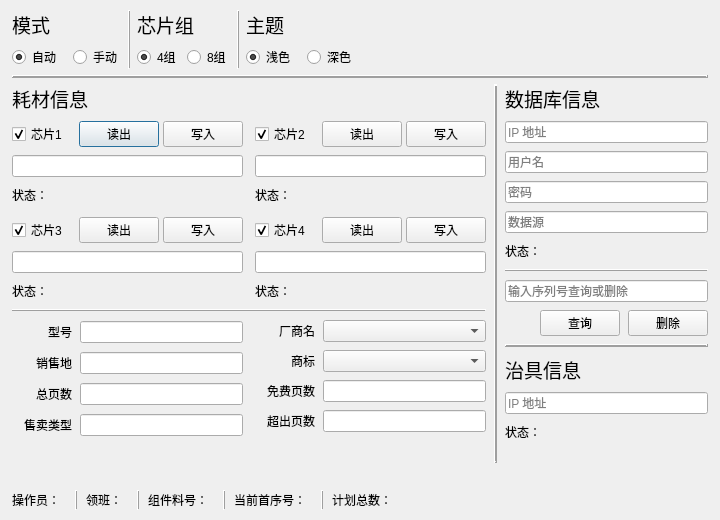
Before: the Qt Designer form maindialog.ui in yslinux86/supplywriter_factory, drawn with Qt 5.
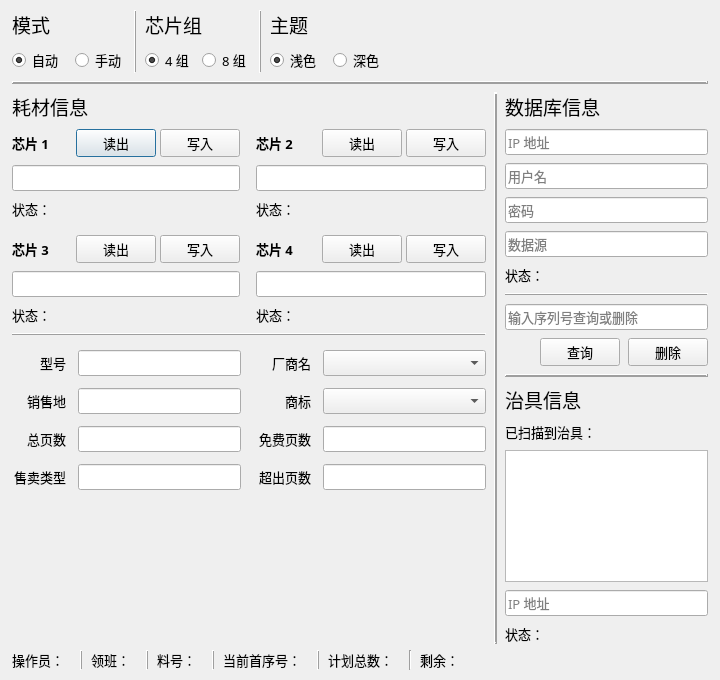
After: the same form once the commit is applied.

The edit to the form file:
```diff
--- a/maindialog.ui
+++ b/maindialog.ui
@@ -7,7 +7,7 @@
     <x>0</x>
     <y>0</y>
     <width>720</width>
-    <height>520</height>
+    <height>680</height>
    </rect>
   </property>
   <property name="minimumSize">
@@ -16,6 +16,12 @@
     <height>0</height>
    </size>
   </property>
+  <property name="font">
+   <font>
+    <family>微软雅黑</family>
+    <pointsize>10</pointsize>
+   </font>
+  </property>
   <property name="windowTitle">
    <string>耗材信息写入工具</string>
   </property>
@@ -37,7 +43,7 @@
      <item>
       <layout class="QVBoxLayout" name="verticalLayout_2" stretch="0,0,0,0">
        <property name="spacing">
-        <number>6</number>
+        <number>8</number>
        </property>
        <property name="bottomMargin">
         <number>0</number>
@@ -52,6 +58,9 @@
          </property>
          <item>
           <layout class="QVBoxLayout" name="verticalLayout_3">
+           <property name="spacing">
+            <number>8</number>
+           </property>
            <property name="bottomMargin">
             <number>0</number>
            </property>
@@ -59,7 +68,7 @@
             <widget class="QLabel" name="label_24">
              <property name="font">
               <font>
-               <family>Microsoft YaHei UI</family>
+               <family>微软雅黑</family>
                <pointsize>14</pointsize>
               </font>
              </property>
@@ -78,6 +87,12 @@
              </property>
              <item>
               <widget class="QRadioButton" name="ChooseAuto">
+               <property name="font">
+                <font>
+                 <family>微软雅黑</family>
+                 <pointsize>10</pointsize>
+                </font>
+               </property>
                <property name="toolTip">
                 <string>适用于批量自动化写入芯片的场景</string>
                </property>
@@ -94,6 +109,12 @@
              </item>
              <item>
               <widget class="QRadioButton" name="ChooseManual">
+               <property name="font">
+                <font>
+                 <family>微软雅黑</family>
+                 <pointsize>10</pointsize>
+                </font>
+               </property>
                <property name="toolTip">
                 <string>适用于单独写入个别芯片的场景</string>
                </property>
@@ -116,6 +137,8 @@
           <widget class="Line" name="line">
            <property name="font">
             <font>
+             <family>微软雅黑</family>
+             <pointsize>10</pointsize>
              <stylestrategy>NoAntialias</stylestrategy>
              <kerning>false</kerning>
             </font>
@@ -133,6 +156,9 @@
          </item>
          <item>
           <layout class="QVBoxLayout" name="verticalLayout_17">
+           <property name="spacing">
+            <number>8</number>
+           </property>
            <property name="rightMargin">
             <number>0</number>
            </property>
@@ -140,7 +166,7 @@
             <widget class="QLabel" name="label_13">
              <property name="font">
               <font>
-               <family>Microsoft YaHei UI</family>
+               <family>微软雅黑</family>
                <pointsize>14</pointsize>
               </font>
              </property>
@@ -153,8 +179,14 @@
             <layout class="QHBoxLayout" name="horizontalLayout_4">
              <item>
               <widget class="QRadioButton" name="FourChips">
+               <property name="font">
+                <font>
+                 <family>微软雅黑</family>
+                 <pointsize>10</pointsize>
+                </font>
+               </property>
                <property name="text">
-                <string>4组</string>
+                <string>4 组</string>
                </property>
                <property name="checked">
                 <bool>true</bool>
@@ -166,8 +198,14 @@
              </item>
              <item>
               <widget class="QRadioButton" name="EightChips">
+               <property name="font">
+                <font>
+                 <family>微软雅黑</family>
+                 <pointsize>10</pointsize>
+                </font>
+               </property>
                <property name="text">
-                <string>8组</string>
+                <string>8 组</string>
                </property>
                <property name="checked">
                 <bool>false</bool>
@@ -185,6 +223,8 @@
           <widget class="Line" name="line_5">
            <property name="font">
             <font>
+             <family>微软雅黑</family>
+             <pointsize>10</pointsize>
              <stylestrategy>NoAntialias</stylestrategy>
              <kerning>false</kerning>
             </font>
@@ -202,6 +242,9 @@
          </item>
          <item>
           <layout class="QVBoxLayout" name="verticalLayout_6">
+           <property name="spacing">
+            <number>8</number>
+           </property>
            <property name="bottomMargin">
             <number>0</number>
            </property>
@@ -209,7 +252,7 @@
             <widget class="QLabel" name="label_25">
              <property name="font">
               <font>
-               <family>Microsoft YaHei UI</family>
+               <family>微软雅黑</family>
                <pointsize>14</pointsize>
               </font>
              </property>
@@ -228,6 +271,12 @@
              </property>
              <item>
               <widget class="QRadioButton" name="ChooseLight">
+               <property name="font">
+                <font>
+                 <family>微软雅黑</family>
+                 <pointsize>10</pointsize>
+                </font>
+               </property>
                <property name="text">
                 <string>浅色</string>
                </property>
@@ -241,6 +290,12 @@
              </item>
              <item>
               <widget class="QRadioButton" name="ChooseDeep">
+               <property name="font">
+                <font>
+                 <family>微软雅黑</family>
+                 <pointsize>10</pointsize>
+                </font>
+               </property>
                <property name="text">
                 <string>深色</string>
                </property>
@@ -272,6 +327,8 @@
         <widget class="Line" name="line_3">
          <property name="font">
           <font>
+           <family>微软雅黑</family>
+           <pointsize>10</pointsize>
            <stylestrategy>NoAntialias</stylestrategy>
            <kerning>false</kerning>
           </font>
@@ -297,7 +354,15 @@
          </property>
          <item>
           <layout class="QVBoxLayout" name="verticalLayout_15">
+           <property name="spacing">
+            <number>8</number>
+           </property>
            <property name="bottomMargin">
+            <number>0</number>
+           </property>
+           <item>
+            <layout class="QHBoxLayout" name="horizontalLayout_25">
+             <property name="topMargin">
             <number>0</number>
            </property>
            <item>
@@ -316,6 +381,21 @@
             </widget>
            </item>
            <item>
+              <spacer name="horizontalSpacer_14">
+               <property name="orientation">
+                <enum>Qt::Horizontal</enum>
+               </property>
+               <property name="sizeHint" stdset="0">
+                <size>
+                 <width>40</width>
+                 <height>20</height>
+                </size>
+               </property>
+              </spacer>
+             </item>
+            </layout>
+           </item>
+           <item>
             <layout class="QGridLayout" name="gridLayout" rowstretch="0,0,0" columnstretch="0,0">
              <property name="leftMargin">
               <number>0</number>
@@ -327,7 +407,7 @@
               <number>0</number>
              </property>
              <property name="spacing">
-              <number>12</number>
+              <number>16</number>
              </property>
              <item row="1" column="0">
               <layout class="QVBoxLayout" name="verticalLayout_4">
@@ -346,12 +426,17 @@
                   <number>0</number>
                  </property>
                  <item>
-                  <widget class="QCheckBox" name="CheckChip1">
-                   <property name="text">
-                    <string>芯片1</string>
+                  <widget class="QLabel" name="label_27">
+                   <property name="font">
+                    <font>
+                     <family>微软雅黑</family>
+                     <pointsize>10</pointsize>
+                     <weight>75</weight>
+                     <bold>true</bold>
+                    </font>
                    </property>
-                   <property name="checked">
-                    <bool>true</bool>
+                   <property name="text">
+                    <string>芯片 1</string>
                    </property>
                   </widget>
                  </item>
@@ -386,6 +471,12 @@
                </item>
                <item>
                 <widget class="QLineEdit" name="Chip1SerialNo">
+                 <property name="font">
+                  <font>
+                   <family>微软雅黑</family>
+                   <pointsize>10</pointsize>
+                  </font>
+                 </property>
                  <property name="maxLength">
                   <number>32</number>
                  </property>
@@ -407,6 +498,12 @@
                  </property>
                  <item>
                   <widget class="QLabel" name="label_14">
+                   <property name="font">
+                    <font>
+                     <family>微软雅黑</family>
+                     <pointsize>10</pointsize>
+                    </font>
+                   </property>
                    <property name="text">
                     <string>状态：</string>
                    </property>
@@ -414,6 +511,12 @@
                  </item>
                  <item>
                   <widget class="QLabel" name="booth1state">
+                   <property name="font">
+                    <font>
+                     <family>微软雅黑</family>
+                     <pointsize>10</pointsize>
+                    </font>
+                   </property>
                    <property name="text">
                     <string/>
                    </property>
@@ -450,12 +553,17 @@
                   <number>0</number>
                  </property>
                  <item>
-                  <widget class="QCheckBox" name="CheckChip2">
-                   <property name="text">
-                    <string>芯片2</string>
+                  <widget class="QLabel" name="label_30">
+                   <property name="font">
+                    <font>
+                     <family>微软雅黑</family>
+                     <pointsize>10</pointsize>
+                     <weight>75</weight>
+                     <bold>true</bold>
+                    </font>
                    </property>
-                   <property name="checked">
-                    <bool>true</bool>
+                   <property name="text">
+                    <string>芯片 2</string>
                    </property>
                   </widget>
                  </item>
@@ -490,6 +598,12 @@
                </item>
                <item>
                 <widget class="QLineEdit" name="Chip2SerialNo">
+                 <property name="font">
+                  <font>
+                   <family>微软雅黑</family>
+                   <pointsize>10</pointsize>
+                  </font>
+                 </property>
                  <property name="maxLength">
                   <number>32</number>
                  </property>
@@ -511,6 +625,12 @@
                  </property>
                  <item>
                   <widget class="QLabel" name="label_15">
+                   <property name="font">
+                    <font>
+                     <family>微软雅黑</family>
+                     <pointsize>10</pointsize>
+                    </font>
+                   </property>
                    <property name="text">
                     <string>状态：</string>
                    </property>
@@ -518,6 +638,12 @@
                  </item>
                  <item>
                   <widget class="QLabel" name="booth2state">
+                   <property name="font">
+                    <font>
+                     <family>微软雅黑</family>
+                     <pointsize>10</pointsize>
+                    </font>
+                   </property>
                    <property name="text">
                     <string/>
                    </property>
@@ -557,12 +683,17 @@
                   <number>0</number>
                  </property>
                  <item>
-                  <widget class="QCheckBox" name="CheckChip3">
-                   <property name="text">
-                    <string>芯片3</string>
+                  <widget class="QLabel" name="label_28">
+                   <property name="font">
+                    <font>
+                     <family>微软雅黑</family>
+                     <pointsize>10</pointsize>
+                     <weight>75</weight>
+                     <bold>true</bold>
+                    </font>
                    </property>
-                   <property name="checked">
-                    <bool>true</bool>
+                   <property name="text">
+                    <string>芯片 3</string>
                    </property>
                   </widget>
                  </item>
@@ -597,6 +728,12 @@
                </item>
                <item>
                 <widget class="QLineEdit" name="Chip3SerialNo">
+                 <property name="font">
+                  <font>
+                   <family>微软雅黑</family>
+                   <pointsize>10</pointsize>
+                  </font>
+                 </property>
                  <property name="maxLength">
                   <number>32</number>
                  </property>
@@ -618,6 +755,12 @@
                  </property>
                  <item>
                   <widget class="QLabel" name="label_16">
+                   <property name="font">
+                    <font>
+                     <family>微软雅黑</family>
+                     <pointsize>10</pointsize>
+                    </font>
+                   </property>
                    <property name="text">
                     <string>状态：</string>
                    </property>
@@ -625,6 +768,12 @@
                  </item>
                  <item>
                   <widget class="QLabel" name="booth3state">
+                   <property name="font">
+                    <font>
+                     <family>微软雅黑</family>
+                     <pointsize>10</pointsize>
+                    </font>
+                   </property>
                    <property name="text">
                     <string/>
                    </property>
@@ -661,12 +810,17 @@
                   <number>0</number>
                  </property>
                  <item>
-                  <widget class="QCheckBox" name="CheckChip4">
-                   <property name="text">
-                    <string>芯片4</string>
+                  <widget class="QLabel" name="label_29">
+                   <property name="font">
+                    <font>
+                     <family>微软雅黑</family>
+                     <pointsize>10</pointsize>
+                     <weight>75</weight>
+                     <bold>true</bold>
+                    </font>
                    </property>
-                   <property name="checked">
-                    <bool>true</bool>
+                   <property name="text">
+                    <string>芯片 4</string>
                    </property>
                   </widget>
                  </item>
@@ -701,6 +855,12 @@
                </item>
                <item>
                 <widget class="QLineEdit" name="Chip4SerialNo">
+                 <property name="font">
+                  <font>
+                   <family>微软雅黑</family>
+                   <pointsize>10</pointsize>
+                  </font>
+                 </property>
                  <property name="maxLength">
                   <number>32</number>
                  </property>
@@ -722,6 +882,12 @@
                  </property>
                  <item>
                   <widget class="QLabel" name="label_17">
+                   <property name="font">
+                    <font>
+                     <family>微软雅黑</family>
+                     <pointsize>10</pointsize>
+                    </font>
+                   </property>
                    <property name="text">
                     <string>状态：</string>
                    </property>
@@ -729,6 +895,12 @@
                  </item>
                  <item>
                   <widget class="QLabel" name="booth4state">
+                   <property name="font">
+                    <font>
+                     <family>微软雅黑</family>
+                     <pointsize>10</pointsize>
+                    </font>
+                   </property>
                    <property name="text">
                     <string/>
                    </property>
@@ -757,6 +929,8 @@
             <widget class="Line" name="line_6">
              <property name="font">
               <font>
+               <family>微软雅黑</family>
+               <pointsize>10</pointsize>
                <stylestrategy>NoAntialias</stylestrategy>
                <kerning>false</kerning>
               </font>
@@ -772,7 +946,7 @@
            <item>
             <layout class="QHBoxLayout" name="horizontalLayout_3" stretch="1,1">
              <property name="spacing">
-              <number>12</number>
+              <number>16</number>
              </property>
              <property name="topMargin">
               <number>0</number>
@@ -786,19 +960,28 @@
              <item>
               <layout class="QGridLayout" name="gridLayout_3" columnstretch="1,3">
                <property name="leftMargin">
+                <number>0</number>
+               </property>
+               <property name="topMargin">
                 <number>6</number>
                </property>
                <property name="rightMargin">
                 <number>0</number>
                </property>
                <property name="bottomMargin">
-                <number>0</number>
+                <number>6</number>
                </property>
                <property name="spacing">
-                <number>8</number>
+                <number>12</number>
                </property>
                <item row="1" column="0">
                 <widget class="QLabel" name="label_4">
+                 <property name="font">
+                  <font>
+                   <family>微软雅黑</family>
+                   <pointsize>10</pointsize>
+                  </font>
+                 </property>
                  <property name="text">
                   <string>销售地</string>
                  </property>
@@ -809,6 +992,12 @@
                </item>
                <item row="2" column="0">
                 <widget class="QLabel" name="label_7">
+                 <property name="font">
+                  <font>
+                   <family>微软雅黑</family>
+                   <pointsize>10</pointsize>
+                  </font>
+                 </property>
                  <property name="text">
                   <string>总页数</string>
                  </property>
@@ -819,6 +1008,12 @@
                </item>
                <item row="1" column="1">
                 <widget class="QLineEdit" name="MarketingArea">
+                 <property name="font">
+                  <font>
+                   <family>微软雅黑</family>
+                   <pointsize>10</pointsize>
+                  </font>
+                 </property>
                  <property name="maxLength">
                   <number>8</number>
                  </property>
@@ -826,6 +1021,12 @@
                </item>
                <item row="0" column="1">
                 <widget class="QLineEdit" name="ChipModelID">
+                 <property name="font">
+                  <font>
+                   <family>微软雅黑</family>
+                   <pointsize>10</pointsize>
+                  </font>
+                 </property>
                  <property name="maxLength">
                   <number>16</number>
                  </property>
@@ -833,6 +1034,12 @@
                </item>
                <item row="0" column="0">
                 <widget class="QLabel" name="label_3">
+                 <property name="font">
+                  <font>
+                   <family>微软雅黑</family>
+                   <pointsize>10</pointsize>
+                  </font>
+                 </property>
                  <property name="text">
                   <string>型号</string>
                  </property>
@@ -843,6 +1050,12 @@
                </item>
                <item row="3" column="0">
                 <widget class="QLabel" name="label_8">
+                 <property name="font">
+                  <font>
+                   <family>微软雅黑</family>
+                   <pointsize>10</pointsize>
+                  </font>
+                 </property>
                  <property name="text">
                   <string>售卖类型</string>
                  </property>
@@ -853,6 +1066,12 @@
                </item>
                <item row="2" column="1">
                 <widget class="QLineEdit" name="TotalPages">
+                 <property name="font">
+                  <font>
+                   <family>微软雅黑</family>
+                   <pointsize>10</pointsize>
+                  </font>
+                 </property>
                  <property name="maxLength">
                   <number>8</number>
                  </property>
@@ -860,6 +1079,12 @@
                </item>
                <item row="3" column="1">
                 <widget class="QLineEdit" name="ChipType">
+                 <property name="font">
+                  <font>
+                   <family>微软雅黑</family>
+                   <pointsize>10</pointsize>
+                  </font>
+                 </property>
                  <property name="maxLength">
                   <number>4</number>
                  </property>
@@ -870,6 +1095,9 @@
              <item>
               <layout class="QGridLayout" name="gridLayout_2" columnstretch="1,3">
                <property name="leftMargin">
+                <number>0</number>
+               </property>
+               <property name="topMargin">
                 <number>6</number>
                </property>
                <property name="rightMargin">
@@ -879,10 +1107,16 @@
                 <number>6</number>
                </property>
                <property name="spacing">
-                <number>8</number>
+                <number>12</number>
                </property>
                <item row="0" column="0">
                 <widget class="QLabel" name="label_5">
+                 <property name="font">
+                  <font>
+                   <family>微软雅黑</family>
+                   <pointsize>10</pointsize>
+                  </font>
+                 </property>
                  <property name="text">
                   <string>厂商名</string>
                  </property>
@@ -893,6 +1127,12 @@
                </item>
                <item row="2" column="0">
                 <widget class="QLabel" name="label_9">
+                 <property name="font">
+                  <font>
+                   <family>微软雅黑</family>
+                   <pointsize>10</pointsize>
+                  </font>
+                 </property>
                  <property name="text">
                   <string>免费页数</string>
                  </property>
@@ -902,10 +1142,23 @@
                 </widget>
                </item>
                <item row="0" column="1">
-                <widget class="QComboBox" name="Manufactor"/>
+                <widget class="QComboBox" name="manufacturer">
+                 <property name="font">
+                  <font>
+                   <family>微软雅黑</family>
+                   <pointsize>10</pointsize>
+                  </font>
+                 </property>
+                </widget>
                </item>
                <item row="1" column="0">
                 <widget class="QLabel" name="label_6">
+                 <property name="font">
+                  <font>
+                   <family>微软雅黑</family>
+                   <pointsize>10</pointsize>
+                  </font>
+                 </property>
                  <property name="text">
                   <string>商标</string>
                  </property>
@@ -915,10 +1168,23 @@
                 </widget>
                </item>
                <item row="1" column="1">
-                <widget class="QComboBox" name="TradeMark"/>
+                <widget class="QComboBox" name="TradeMark">
+                 <property name="font">
+                  <font>
+                   <family>微软雅黑</family>
+                   <pointsize>10</pointsize>
+                  </font>
+                 </property>
+                </widget>
                </item>
                <item row="3" column="0">
                 <widget class="QLabel" name="label_10">
+                 <property name="font">
+                  <font>
+                   <family>微软雅黑</family>
+                   <pointsize>10</pointsize>
+                  </font>
+                 </property>
                  <property name="text">
                   <string>超出页数</string>
                  </property>
@@ -929,6 +1195,12 @@
                </item>
                <item row="2" column="1">
                 <widget class="QLineEdit" name="FreePages">
+                 <property name="font">
+                  <font>
+                   <family>微软雅黑</family>
+                   <pointsize>10</pointsize>
+                  </font>
+                 </property>
                  <property name="maxLength">
                   <number>4</number>
                  </property>
@@ -936,6 +1208,12 @@
                </item>
                <item row="3" column="1">
                 <widget class="QLineEdit" name="BeyondPages">
+                 <property name="font">
+                  <font>
+                   <family>微软雅黑</family>
+                   <pointsize>10</pointsize>
+                  </font>
+                 </property>
                  <property name="maxLength">
                   <number>4</number>
                  </property>
@@ -964,6 +1242,8 @@
           <widget class="Line" name="line_4">
            <property name="font">
             <font>
+             <family>微软雅黑</family>
+             <pointsize>10</pointsize>
              <stylestrategy>NoAntialias</stylestrategy>
              <kerning>false</kerning>
             </font>
@@ -983,7 +1263,18 @@
           <layout class="QVBoxLayout" name="verticalLayout_16">
            <item>
             <layout class="QVBoxLayout" name="verticalLayout_12">
+             <property name="spacing">
+              <number>8</number>
+             </property>
              <property name="bottomMargin">
+              <number>0</number>
+             </property>
+             <item>
+              <layout class="QVBoxLayout" name="verticalLayout_7">
+               <property name="spacing">
+                <number>8</number>
+               </property>
+               <property name="topMargin">
               <number>0</number>
              </property>
              <item>
@@ -1003,6 +1294,12 @@
              </item>
              <item>
               <widget class="QLineEdit" name="DBIPAddr">
+                 <property name="font">
+                  <font>
+                   <family>微软雅黑</family>
+                   <pointsize>10</pointsize>
+                  </font>
+                 </property>
                <property name="maxLength">
                 <number>136</number>
                </property>
@@ -1013,6 +1310,12 @@
              </item>
              <item>
               <widget class="QLineEdit" name="DBUser">
+                 <property name="font">
+                  <font>
+                   <family>微软雅黑</family>
+                   <pointsize>10</pointsize>
+                  </font>
+                 </property>
                <property name="maxLength">
                 <number>32</number>
                </property>
@@ -1023,6 +1326,12 @@
              </item>
              <item>
               <widget class="QLineEdit" name="DBPasswd">
+                 <property name="font">
+                  <font>
+                   <family>微软雅黑</family>
+                   <pointsize>10</pointsize>
+                  </font>
+                 </property>
                <property name="maxLength">
                 <number>32</number>
                </property>
@@ -1033,6 +1342,12 @@
              </item>
              <item>
               <widget class="QLineEdit" name="DBSource">
+                 <property name="font">
+                  <font>
+                   <family>微软雅黑</family>
+                   <pointsize>10</pointsize>
+                  </font>
+                 </property>
                <property name="maxLength">
                 <number>32</number>
                </property>
@@ -1051,6 +1366,12 @@
                </property>
                <item>
                 <widget class="QLabel" name="label_18">
+                   <property name="font">
+                    <font>
+                     <family>微软雅黑</family>
+                     <pointsize>10</pointsize>
+                    </font>
+                   </property>
                  <property name="text">
                   <string>状态：</string>
                  </property>
@@ -1058,6 +1379,12 @@
                </item>
                <item>
                 <widget class="QLabel" name="db_state_label">
+                   <property name="font">
+                    <font>
+                     <family>微软雅黑</family>
+                     <pointsize>10</pointsize>
+                    </font>
+                   </property>
                  <property name="text">
                   <string/>
                  </property>
@@ -1090,6 +1417,12 @@
              </item>
              <item>
               <widget class="QLineEdit" name="TheSerialNo">
+                 <property name="font">
+                  <font>
+                   <family>微软雅黑</family>
+                   <pointsize>10</pointsize>
+                  </font>
+                 </property>
                <property name="placeholderText">
                 <string>输入序列号查询或删除</string>
                </property>
@@ -1129,10 +1462,14 @@
                </item>
               </layout>
              </item>
+              </layout>
+             </item>
              <item>
               <widget class="Line" name="line_2">
                <property name="font">
                 <font>
+                 <family>微软雅黑</family>
+                 <pointsize>10</pointsize>
                  <stylestrategy>NoAntialias</stylestrategy>
                  <kerning>false</kerning>
                 </font>
@@ -1150,6 +1487,9 @@
              </item>
              <item>
               <layout class="QVBoxLayout" name="verticalLayout_13">
+               <property name="spacing">
+                <number>8</number>
+               </property>
                <property name="bottomMargin">
                 <number>0</number>
                </property>
@@ -1168,8 +1508,37 @@
                  </property>
                 </widget>
                </item>
+               <item>
+                <widget class="QLabel" name="label_31">
+                 <property name="font">
+                  <font>
+                   <family>微软雅黑</family>
+                   <pointsize>10</pointsize>
+                  </font>
+                 </property>
+                 <property name="text">
+                  <string>已扫描到治具：</string>
+                 </property>
+                </widget>
+               </item>
+               <item>
+                <widget class="QListWidget" name="RecommendFixtures">
+                 <property name="font">
+                  <font>
+                   <family>微软雅黑</family>
+                   <pointsize>10</pointsize>
+                  </font>
+                 </property>
+                </widget>
+               </item>
                <item>
                 <widget class="QLineEdit" name="FixtureIPAddr">
+                 <property name="font">
+                  <font>
+                   <family>微软雅黑</family>
+                   <pointsize>10</pointsize>
+                  </font>
+                 </property>
                  <property name="maxLength">
                   <number>136</number>
                  </property>
@@ -1188,6 +1557,12 @@
                  </property>
                  <item>
                   <widget class="QLabel" name="label_20">
+                   <property name="font">
+                    <font>
+                     <family>微软雅黑</family>
+                     <pointsize>10</pointsize>
+                    </font>
+                   </property>
                    <property name="text">
                     <string>状态：</string>
                    </property>
@@ -1195,6 +1570,12 @@
                  </item>
                  <item>
                   <widget class="QLabel" name="fixture_state_label">
+                   <property name="font">
+                    <font>
+                     <family>微软雅黑</family>
+                     <pointsize>10</pointsize>
+                    </font>
+                   </property>
                    <property name="text">
                     <string/>
                    </property>
@@ -1215,6 +1596,19 @@
                  </item>
                 </layout>
                </item>
+               <item>
+                <spacer name="verticalSpacer_4">
+                 <property name="orientation">
+                  <enum>Qt::Vertical</enum>
+                 </property>
+                 <property name="sizeHint" stdset="0">
+                  <size>
+                   <width>20</width>
+                   <height>40</height>
+                  </size>
+                 </property>
+                </spacer>
+               </item>
               </layout>
              </item>
              <item>
@@ -1268,7 +1662,8 @@
           <widget class="QLabel" name="label">
            <property name="font">
             <font>
-             <pointsize>9</pointsize>
+             <family>微软雅黑</family>
+             <pointsize>10</pointsize>
              <weight>50</weight>
              <bold>false</bold>
             </font>
@@ -1280,6 +1675,12 @@
          </item>
          <item>
           <widget class="QLabel" name="OperatorID">
+           <property name="font">
+            <font>
+             <family>微软雅黑</family>
+             <pointsize>10</pointsize>
+            </font>
+           </property>
            <property name="text">
             <string/>
            </property>
@@ -1291,6 +1692,8 @@
         <widget class="Line" name="line_7">
          <property name="font">
           <font>
+           <family>微软雅黑</family>
+           <pointsize>10</pointsize>
            <stylestrategy>NoAntialias</stylestrategy>
            <kerning>false</kerning>
           </font>
@@ -1318,7 +1721,8 @@
           <widget class="QLabel" name="label_23">
            <property name="font">
             <font>
-             <pointsize>9</pointsize>
+             <family>微软雅黑</family>
+             <pointsize>10</pointsize>
              <weight>50</weight>
              <bold>false</bold>
             </font>
@@ -1330,6 +1734,12 @@
          </item>
          <item>
           <widget class="QLabel" name="ForemanName">
+           <property name="font">
+            <font>
+             <family>微软雅黑</family>
+             <pointsize>10</pointsize>
+            </font>
+           </property>
            <property name="text">
             <string/>
            </property>
@@ -1341,6 +1751,8 @@
         <widget class="Line" name="line_8">
          <property name="font">
           <font>
+           <family>微软雅黑</family>
+           <pointsize>10</pointsize>
            <stylestrategy>NoAntialias</stylestrategy>
            <kerning>false</kerning>
           </font>
@@ -1368,18 +1780,25 @@
           <widget class="QLabel" name="label_19">
            <property name="font">
             <font>
-             <pointsize>9</pointsize>
+             <family>微软雅黑</family>
+             <pointsize>10</pointsize>
              <weight>50</weight>
              <bold>false</bold>
             </font>
            </property>
            <property name="text">
-            <string>组件料号：</string>
+            <string>料号：</string>
            </property>
           </widget>
          </item>
          <item>
           <widget class="QLabel" name="ComponentNo">
+           <property name="font">
+            <font>
+             <family>微软雅黑</family>
+             <pointsize>10</pointsize>
+            </font>
+           </property>
            <property name="text">
             <string/>
            </property>
@@ -1391,6 +1810,8 @@
         <widget class="Line" name="line_9">
          <property name="font">
           <font>
+           <family>微软雅黑</family>
+           <pointsize>10</pointsize>
            <stylestrategy>NoAntialias</stylestrategy>
            <kerning>false</kerning>
           </font>
@@ -1418,7 +1839,8 @@
           <widget class="QLabel" name="label_22">
            <property name="font">
             <font>
-             <pointsize>9</pointsize>
+             <family>微软雅黑</family>
+             <pointsize>10</pointsize>
              <weight>50</weight>
              <bold>false</bold>
             </font>
@@ -1430,6 +1852,12 @@
          </item>
          <item>
           <widget class="QLabel" name="CurrentNumber">
+           <property name="font">
+            <font>
+             <family>微软雅黑</family>
+             <pointsize>10</pointsize>
+            </font>
+           </property>
            <property name="text">
             <string/>
            </property>
@@ -1441,6 +1869,8 @@
         <widget class="Line" name="line_10">
          <property name="font">
           <font>
+           <family>微软雅黑</family>
+           <pointsize>10</pointsize>
            <stylestrategy>NoAntialias</stylestrategy>
            <kerning>false</kerning>
           </font>
@@ -1471,7 +1901,8 @@
           <widget class="QLabel" name="label_21">
            <property name="font">
             <font>
-             <pointsize>9</pointsize>
+             <family>微软雅黑</family>
+             <pointsize>10</pointsize>
              <weight>50</weight>
              <bold>false</bold>
             </font>
@@ -1483,6 +1914,55 @@
          </item>
          <item>
           <widget class="QLabel" name="PlannedNumber">
+           <property name="font">
+            <font>
+             <family>微软雅黑</family>
+             <pointsize>10</pointsize>
+            </font>
+           </property>
+           <property name="text">
+            <string/>
+           </property>
+          </widget>
+         </item>
+        </layout>
+       </item>
+       <item>
+        <widget class="Line" name="line_12">
+         <property name="orientation">
+          <enum>Qt::Vertical</enum>
+         </property>
+        </widget>
+       </item>
+       <item>
+        <layout class="QHBoxLayout" name="horizontalLayout_24">
+         <property name="spacing">
+          <number>0</number>
+         </property>
+         <property name="rightMargin">
+          <number>0</number>
+         </property>
+         <item>
+          <widget class="QLabel" name="label_26">
+           <property name="font">
+            <font>
+             <family>微软雅黑</family>
+             <pointsize>10</pointsize>
+            </font>
+           </property>
+           <property name="text">
+            <string>剩余：</string>
+           </property>
+          </widget>
+         </item>
+         <item>
+          <widget class="QLabel" name="QuantityRemain">
+           <property name="font">
+            <font>
+             <family>微软雅黑</family>
+             <pointsize>10</pointsize>
+            </font>
+           </property>
            <property name="text">
             <string/>
            </property>
@@ -1507,7 +1987,8 @@
         <widget class="QLabel" name="date_label">
          <property name="font">
           <font>
-           <pointsize>9</pointsize>
+           <family>微软雅黑</family>
+           <pointsize>10</pointsize>
           </font>
          </property>
          <property name="text">
```
Lines whose indentation alone changed are shown as unchanged.
